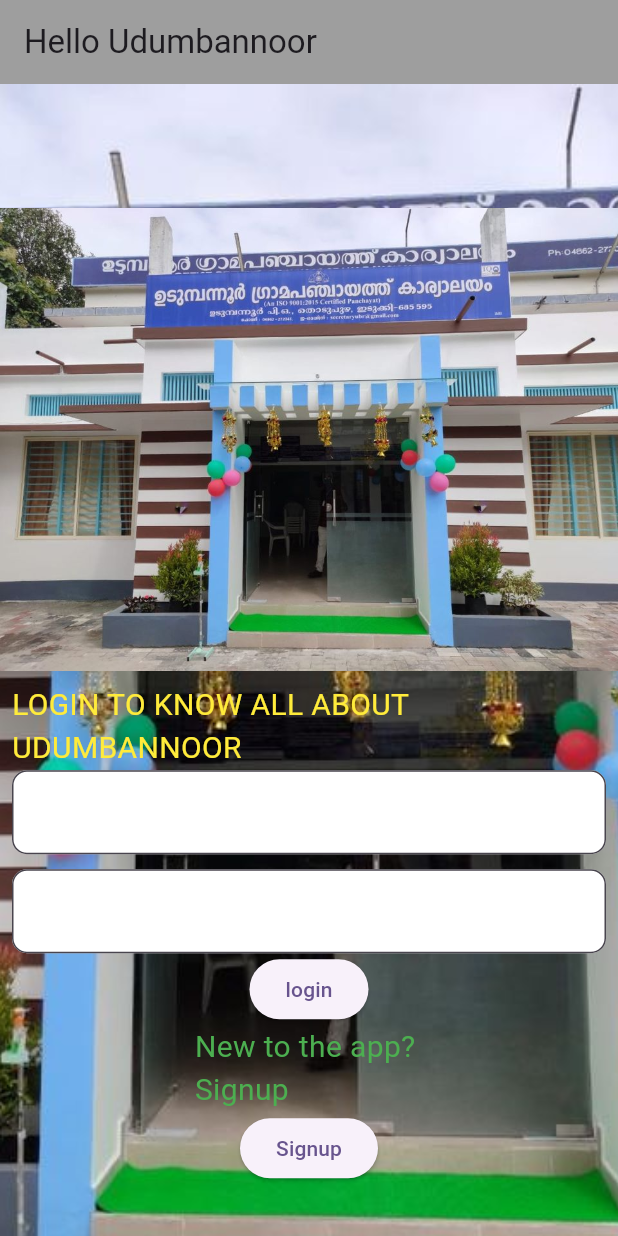
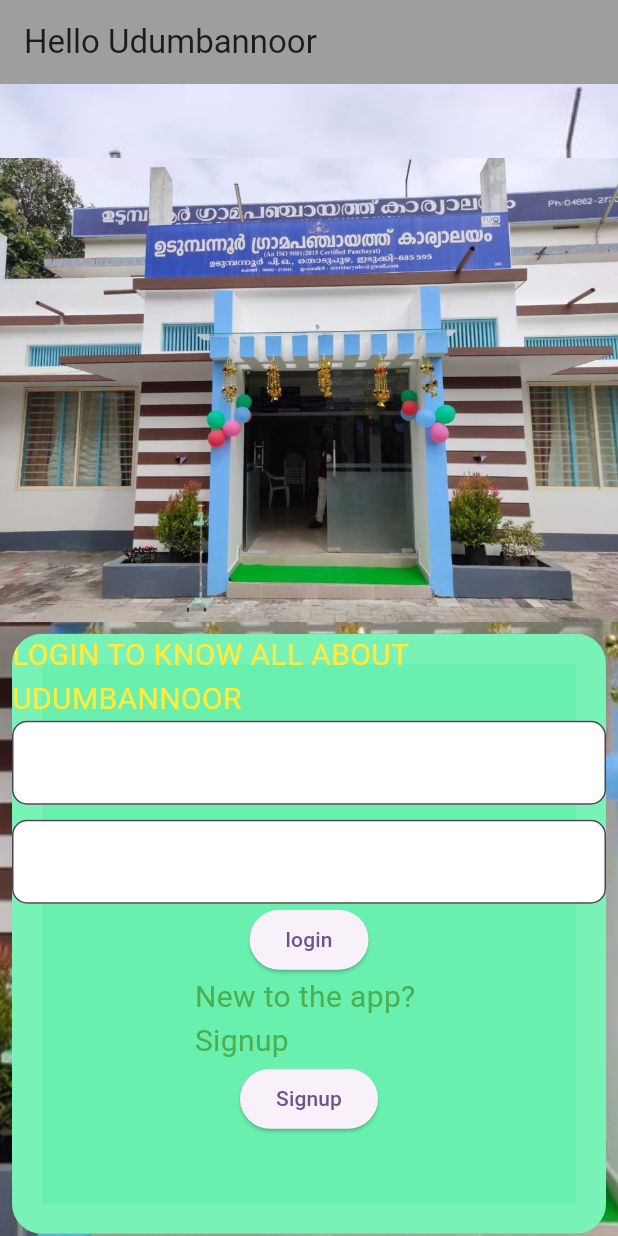
Before and after one commit to BADUSHKBABU/mainproject, a Flutter app: the screen it shows after launch, on a phone screen of 412 x 824 dp. Run offline on Flutter 3.47's test engine with Material 3 defaults, Android fonts, the phone set to English and light mode, and no system bars; drawn by our look-alikes of glassmorphism; our stand-ins replace clay_containers, cloud_firestore, email_validator, firebase_auth, firebase_core, shared_preferences and 1 more; missing offline and left inert: mailto, worldtime; accounts and stored records are empty.

Commit message:
added glassmorphism

```diff
--- a/lib/LOGINPAGE/login.dart
+++ b/lib/LOGINPAGE/login.dart
@@ -4,13 +4,14 @@ import 'package:provider/provider.dart';
 import 'package:statemanagement/APPBAR/appbar.dart';
 import 'package:statemanagement/LOGINPAGE/logindata.dart';
 import 'package:cloud_firestore/cloud_firestore.dart';
-import 'package:statemanagement/SECONFPAGE/seconfpage.dart';
+import 'dart:io';
 import 'package:shared_preferences/shared_preferences.dart';
 import 'package:statemanagement/SIGNUPPAGE/signup.dart';
 import 'package:statemanagement/Sharedpreference/savedata.dart';
 import 'package:firebase_auth/firebase_auth.dart';
 
 import '../TESTCODE/testing.dart';
+import '../homepage/seconfpage.dart';
 
 final data="userLoginCredential";
 class loginpage extends StatefulWidget {
@@ -19,9 +20,9 @@ class loginpage extends StatefulWidget {
   @override
   State<loginpage> createState() => _loginpageState();
 }
-
+final formkey=GlobalKey<FormState>();
 class _loginpageState extends State<loginpage> {
-  bool noid=false;
+  bool noid = false;
 
 
   //          CREATING BLUEPRINT OF FIREBASE DATA AS collection
@@ -34,13 +35,12 @@ class _loginpageState extends State<loginpage> {
   // TEXT EDITING CONTROLER FOR USERNAME,PASSWORD,AND MAIL
   //=================================================================
 
-  final  password = TextEditingController();
-  final  email = TextEditingController();
+  final password = TextEditingController();
+  final email = TextEditingController();
 
   //=================================================================
   @override
-void dispose()
-{
+  void dispose() {
     email.dispose();
     password.dispose();
     super.dispose();
@@ -84,6 +84,9 @@ void dispose()
                 child: Padding(
                   padding: const EdgeInsets.all(8.0),
                   child: SingleChildScrollView(
+                    child: GlassmorphicContainer(width:MediaQuery.of(context).size.width,blur: 20,border:20,borderGradient:LinearGradient(colors: [Colors.white10]),borderRadius: 20,height: 400,linearGradient:LinearGradient(colors: [Colors.greenAccent]) ,
+                      child: Form(
+                        key: formkey,
                         child: Column(
                           children: [
                             Text("LOGIN TO KNOW ALL ABOUT UDUMBANNOOR",
@@ -93,8 +96,9 @@ void dispose()
                               //USER NAME TEXT FIELD
                               style: TextStyle(
                                   fontSize: 20, color: Colors.yellow),),
-                        TextField(
+                            TextFormField(
                               controller: email,
+                              validator: _validateEmail,
                               decoration: InputDecoration(
                                   filled: true,
                                   fillColor: Colors.white,
@@ -106,8 +110,9 @@ void dispose()
 
 
                             //          PASSWORD TEXT FIELD
-                        TextField(
+                            TextFormField(
                               controller: password,
+                              validator: _validatePassword,
                               obscureText: true,
                               decoration: InputDecoration(filled: true,
                                   fillColor: Colors.white,
@@ -120,13 +125,14 @@ void dispose()
                             ///                                            LOGIN BUTTON
                         //                                           ==============
                             ElevatedButton(onPressed: () {
+                              if(formkey.currentState!.validate()){
                                 login(context);
+                              }
 
 
                               // savelogincredential(context);
                               // provider.getdatafromloginpage(username.text);
                             }, child: Text("login")),
-
 
 
                         //                                            SIGNUP BUTTON
@@ -136,13 +142,17 @@ void dispose()
                             ElevatedButton(onPressed: () {
                               Navigator.of(context).push(
                                   MaterialPageRoute(builder: (context) {
-                                return signuppage();
+                                    return
+                                      signup();
+                                    //signuppage();
                                     //Signup on test.dart for testing code ...original at signup
                                   }));
                             },
                                 child: Text("Signup")),
                             // Text(login())
                           ],
+                        ),
+                      ),
                     ),
                   ),
                 ),
@@ -169,13 +179,12 @@ void dispose()
   }
 
 
-
-
-
 //FIREBASE AUTHENTICATION
   login(context) async
   {
-    showDialog(context: context, barrierDismissible: false,builder: (context){return Center(child: CircularProgressIndicator());});
+    showDialog(context: context, barrierDismissible: false, builder: (context) {
+      return Center(child: CircularProgressIndicator());
+    });
 
     try {
       await FirebaseAuth.instance.signInWithEmailAndPassword(
@@ -189,7 +198,6 @@ void dispose()
           }));
     } on FirebaseAuthException catch (e) {
       if (e.code == 'user-not-found') {
-
         ckeckinglogin(context);
 
         print('No user found for that email.');
@@ -199,16 +207,25 @@ void dispose()
         print('Wrong password provided for that user.');
       }
       print(e);
-
+    }
   }
 
+  ckeckinglogin(context) {
+    if (noid == true) {
+      ScaffoldMessenger.of(context).showSnackBar(
+          SnackBar(content: Text("no username found")));
     }
-  ckeckinglogin(context)
-  {
-    if(noid==true)
-    {
-      ScaffoldMessenger.of(context).showSnackBar(SnackBar(content: Text("no username found")));
   }
 
+  String? _validateEmail(String? value) {
+    if (value == null || value.isEmpty) {
+      return 'Please enter your email';
     }
   }
+
+  String? _validatePassword(String? value) {
+    if (value == null || value.isEmpty) {
+      return 'Please enter your password';
+    }
+  }
+}
```
Lines whose indentation alone changed are shown as unchanged.
